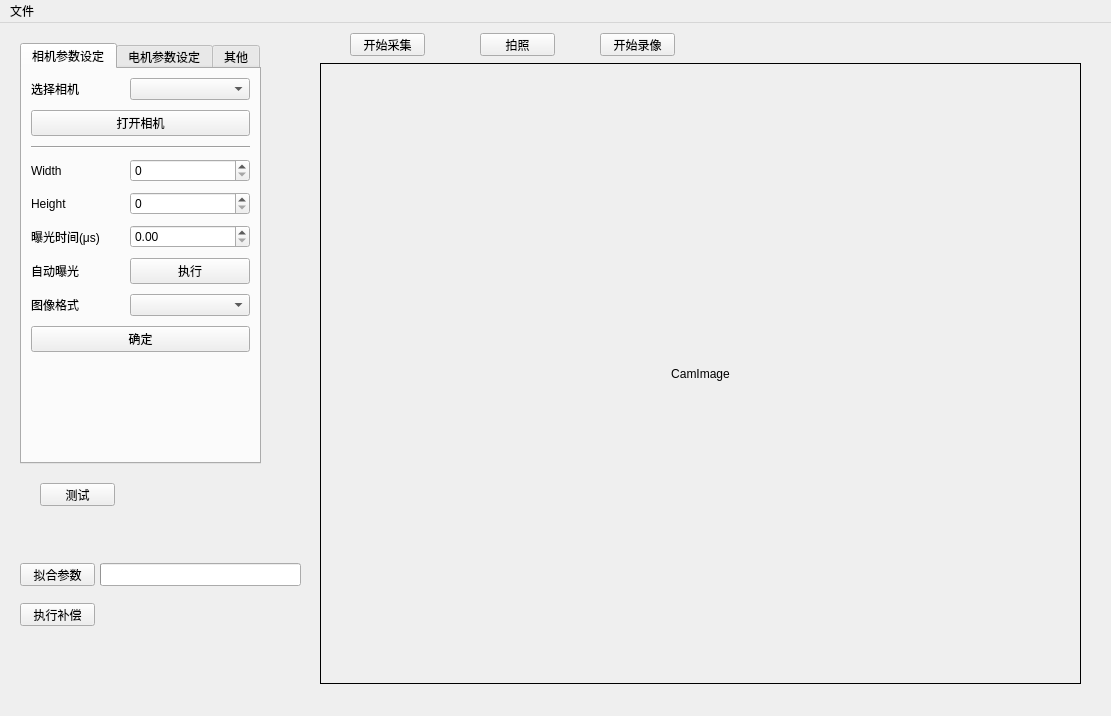
Before: the Qt Designer form src/ConstMicroDistanceSystem.ui in Maplefsnow/ConstMicroDistanceSystem, drawn with Qt 5.
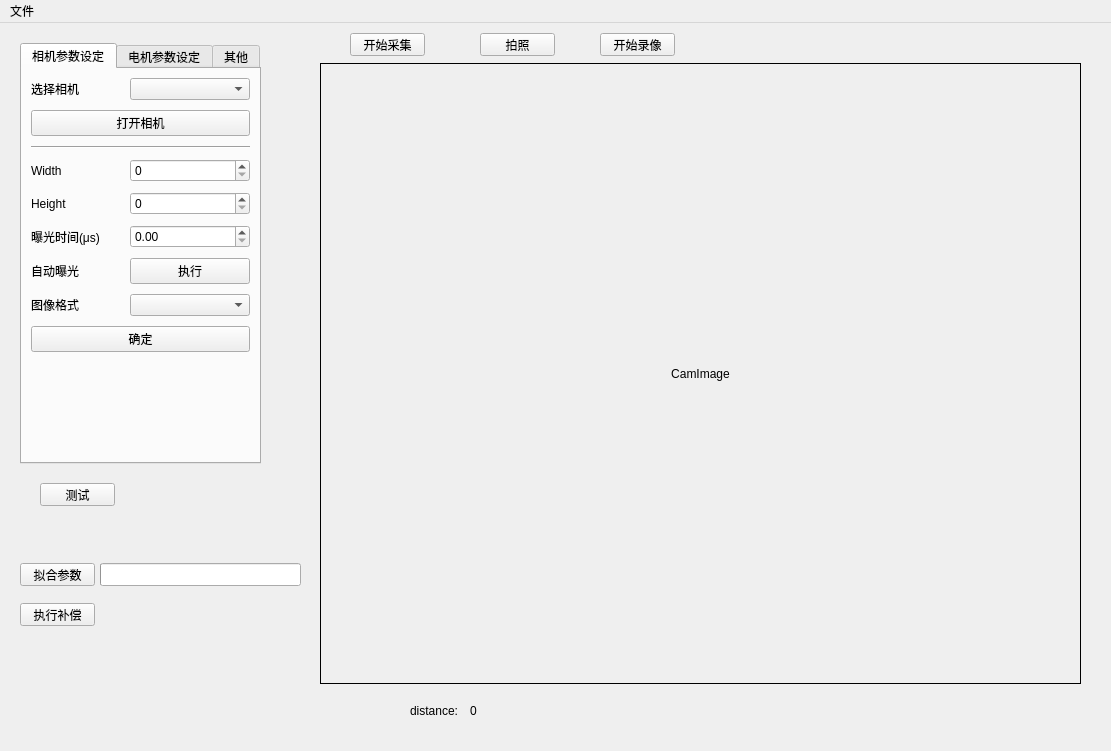
After: the same form once the commit is applied.

```diff
--- a/src/ConstMicroDistanceSystem.ui
+++ b/src/ConstMicroDistanceSystem.ui
@@ -7,7 +7,7 @@
     <x>0</x>
     <y>0</y>
     <width>1111</width>
-    <height>716</height>
+    <height>751</height>
    </rect>
   </property>
   <property name="windowTitle">
@@ -497,6 +497,32 @@
      <bool>false</bool>
     </property>
    </widget>
+   <widget class="QLabel" name="label_6">
+    <property name="geometry">
+     <rect>
+      <x>410</x>
+      <y>680</y>
+      <width>53</width>
+      <height>15</height>
+     </rect>
+    </property>
+    <property name="text">
+     <string>distance:</string>
+    </property>
+   </widget>
+   <widget class="QLabel" name="label_distance">
+    <property name="geometry">
+     <rect>
+      <x>470</x>
+      <y>680</y>
+      <width>53</width>
+      <height>15</height>
+     </rect>
+    </property>
+    <property name="text">
+     <string>0</string>
+    </property>
+   </widget>
   </widget>
   <widget class="QStatusBar" name="statusBar">
    <property name="sizeGripEnabled">
```
